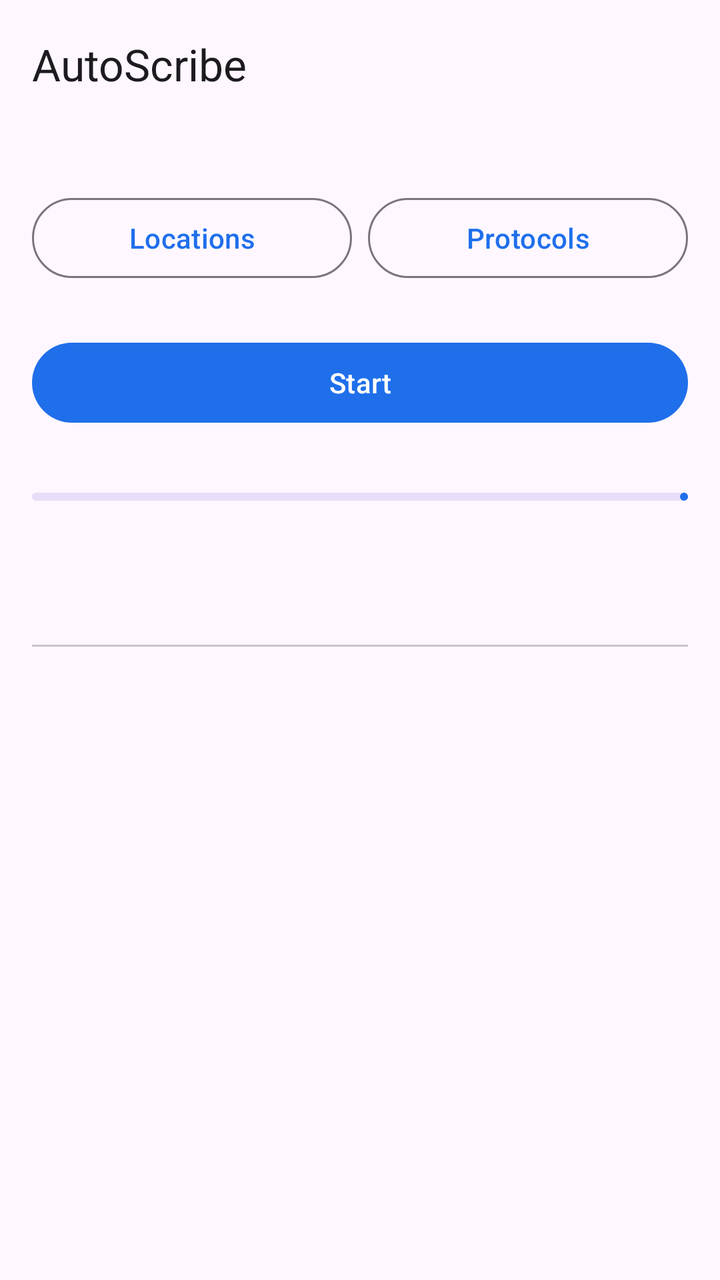
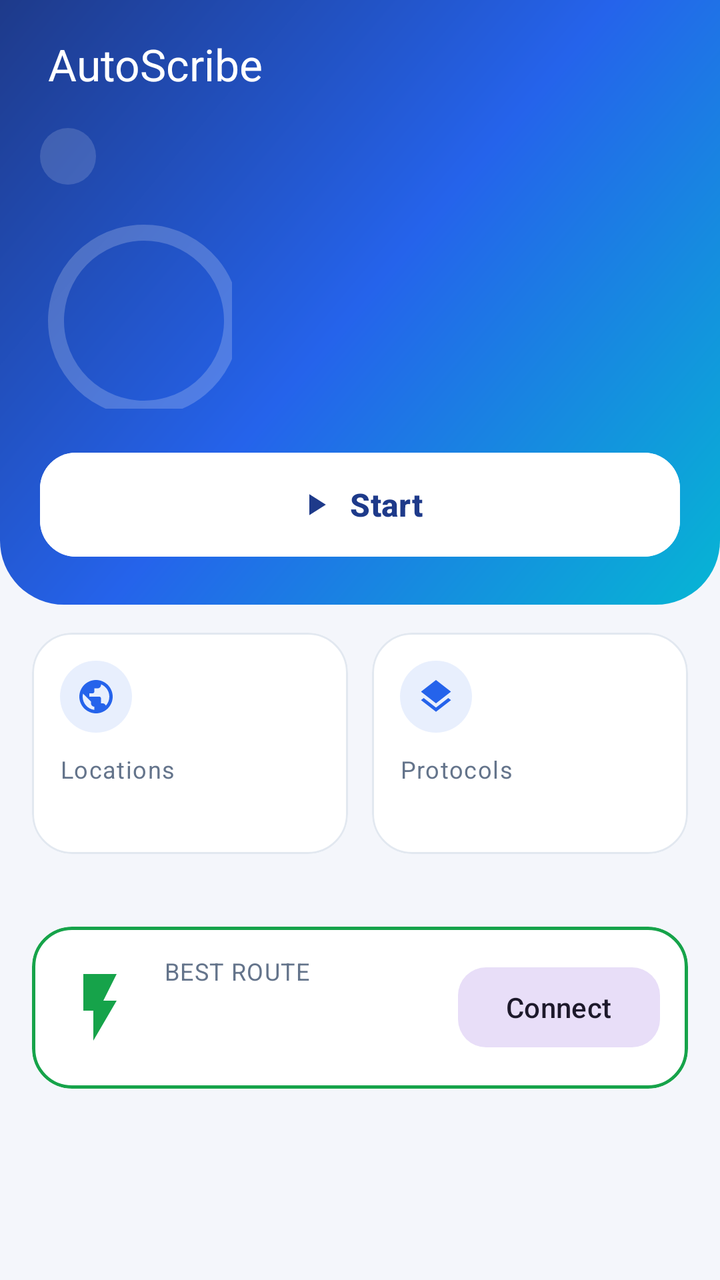

Screens rendered from an Android XML layout before and after an edit, with the pre-edit source and the edit as a unified diff.
<!-- AndroidManifest.xml: application theme Theme.AutoScribe -->
<!-- res/layout/activity_main.xml -->
<?xml version="1.0" encoding="utf-8"?>
<LinearLayout xmlns:android="http://schemas.android.com/apk/res/android"
    xmlns:app="http://schemas.android.com/apk/res-auto"
    android:layout_width="match_parent"
    android:layout_height="match_parent"
    android:fitsSystemWindows="true"
    android:orientation="vertical">

    <com.google.android.material.appbar.MaterialToolbar
        android:id="@+id/toolbar"
        android:layout_width="match_parent"
        android:layout_height="wrap_content"
        app:title="@string/app_name" />

    <LinearLayout
        android:layout_width="match_parent"
        android:layout_height="wrap_content"
        android:orientation="vertical"
        android:paddingHorizontal="16dp">

        <TextView
            android:id="@+id/serviceStatus"
            android:layout_width="match_parent"
            android:layout_height="wrap_content"
            android:background="?attr/selectableItemBackground"
            android:paddingVertical="6dp"
            android:textAppearance="?attr/textAppearanceBodyMedium" />

        <LinearLayout
            android:layout_width="match_parent"
            android:layout_height="wrap_content"
            android:orientation="horizontal">

            <com.google.android.material.button.MaterialButton
                android:id="@+id/btnLocations"
                style="@style/Widget.Material3.Button.OutlinedButton"
                android:layout_width="0dp"
                android:layout_height="wrap_content"
                android:layout_marginEnd="4dp"
                android:layout_weight="1"
                android:text="@string/locations" />

            <com.google.android.material.button.MaterialButton
                android:id="@+id/btnProtocols"
                style="@style/Widget.Material3.Button.OutlinedButton"
                android:layout_width="0dp"
                android:layout_height="wrap_content"
                android:layout_marginStart="4dp"
                android:layout_weight="1"
                android:text="@string/protocols" />
        </LinearLayout>

        <TextView
            android:id="@+id/planSummary"
            android:layout_width="match_parent"
            android:layout_height="wrap_content"
            android:textAppearance="?attr/textAppearanceBodySmall" />

        <com.google.android.material.button.MaterialButton
            android:id="@+id/btnStart"
            android:layout_width="match_parent"
            android:layout_height="wrap_content"
            android:layout_marginTop="8dp"
            android:text="@string/start" />

        <TextView
            android:id="@+id/currentStep"
            android:layout_width="match_parent"
            android:layout_height="wrap_content"
            android:paddingTop="6dp"
            android:textAppearance="?attr/textAppearanceBodyMedium" />

        <com.google.android.material.progressindicator.LinearProgressIndicator
            android:id="@+id/progress"
            android:layout_width="match_parent"
            android:layout_height="wrap_content"
            android:layout_marginVertical="6dp" />

        <TextView
            android:id="@+id/bestRoute"
            android:layout_width="match_parent"
            android:layout_height="wrap_content"
            android:textAppearance="?attr/textAppearanceTitleSmall" />

        <com.google.android.material.tabs.TabLayout
            android:id="@+id/tabs"
            android:layout_width="match_parent"
            android:layout_height="wrap_content" />
    </LinearLayout>

    <androidx.recyclerview.widget.RecyclerView
        android:id="@+id/list"
        android:layout_width="match_parent"
        android:layout_height="0dp"
        android:layout_weight="1"
        android:paddingHorizontal="8dp" />
</LinearLayout>
<!-- resources referenced by this layout -->
<resources>
  <style name="Theme.AutoScribe" parent="Theme.Material3.DayNight.NoActionBar">
          <item name="colorPrimary">#1F6FEB</item>
          <item name="colorOnPrimary">#FFFFFF</item>
      </style>
  <!-- unchanged entries left out for length: 4 -->
</resources>

<!-- the commit's change to res/layout/activity_main.xml (unified diff, before → after) -->
@@ -3,95 +3,306 @@
     xmlns:app="http://schemas.android.com/apk/res-auto"
     android:layout_width="match_parent"
     android:layout_height="match_parent"
-    android:fitsSystemWindows="true"
+    android:background="@color/bg"
     android:orientation="vertical">
 
-    <com.google.android.material.appbar.MaterialToolbar
-        android:id="@+id/toolbar"
+    
+    <LinearLayout
         android:layout_width="match_parent"
         android:layout_height="wrap_content"
-        app:title="@string/app_name" />
-
+        android:background="@drawable/bg_hero"
+        android:fitsSystemWindows="true"
+        android:orientation="vertical"
+        android:paddingHorizontal="20dp"
+        android:paddingBottom="20dp">
+
+        <com.google.android.material.appbar.MaterialToolbar
+            android:id="@+id/toolbar"
+            android:layout_width="match_parent"
+            android:layout_height="?attr/actionBarSize"
+            android:theme="@style/ThemeOverlay.Material3.Dark.ActionBar"
+            app:contentInsetStart="0dp"
+            app:title="@string/app_name"
+            app:titleTextColor="@color/on_hero" />
+
+        <TextView
+            android:id="@+id/serviceStatus"
+            android:layout_width="wrap_content"
+            android:layout_height="wrap_content"
+            android:background="@drawable/bg_chip"
+            android:paddingHorizontal="14dp"
+            android:paddingVertical="6dp"
+            android:textColor="@color/on_hero"
+            android:textSize="12sp" />
+
+        <LinearLayout
+            android:layout_width="match_parent"
+            android:layout_height="wrap_content"
+            android:layout_marginTop="16dp"
+            android:gravity="center_vertical"
+            android:orientation="horizontal">
+
+            <FrameLayout
+                android:layout_width="96dp"
+                android:layout_height="96dp">
+
+                <com.google.android.material.progressindicator.CircularProgressIndicator
+                    android:id="@+id/ring"
+                    android:layout_width="match_parent"
+                    android:layout_height="match_parent"
+                    app:indicatorColor="@color/on_hero"
+                    app:indicatorSize="96dp"
+                    app:trackColor="#33FFFFFF"
+                    app:trackCornerRadius="4dp"
+                    app:trackThickness="8dp" />
+
+                <TextView
+                    android:id="@+id/ringText"
+                    android:layout_width="wrap_content"
+                    android:layout_height="wrap_content"
+                    android:layout_gravity="center"
+                    android:gravity="center"
+                    android:textColor="@color/on_hero"
+                    android:textSize="18sp"
+                    android:textStyle="bold" />
+            </FrameLayout>
+
+            <LinearLayout
+                android:layout_width="0dp"
+                android:layout_height="wrap_content"
+                android:layout_marginStart="18dp"
+                android:layout_weight="1"
+                android:orientation="vertical">
+
+                <TextView
+                    android:id="@+id/stepTitle"
+                    android:layout_width="match_parent"
+                    android:layout_height="wrap_content"
+                    android:textColor="@color/on_hero"
+                    android:textSize="20sp"
+                    android:textStyle="bold" />
+
+                <TextView
+                    android:id="@+id/stepTarget"
+                    android:layout_width="match_parent"
+                    android:layout_height="wrap_content"
+                    android:layout_marginTop="4dp"
+                    android:maxLines="3"
+                    android:textColor="@color/on_hero_dim"
+                    android:textSize="13sp" />
+            </LinearLayout>
+        </LinearLayout>
+
+        <com.google.android.material.button.MaterialButton
+            android:id="@+id/btnStart"
+            android:layout_width="match_parent"
+            android:layout_height="60dp"
+            android:layout_marginTop="18dp"
+            android:backgroundTint="@color/on_hero"
+            android:text="@string/start"
+            android:textColor="@color/brand_dark"
+            android:textSize="16sp"
+            android:textStyle="bold"
+            app:cornerRadius="18dp"
+            app:icon="@drawable/ic_play"
+            app:iconGravity="textStart"
+            app:iconTint="@color/brand_dark" />
+    </LinearLayout>
+
+    
     <LinearLayout
         android:layout_width="match_parent"
         android:layout_height="wrap_content"
         android:orientation="vertical"
-        android:paddingHorizontal="16dp">
-
-        <TextView
-            android:id="@+id/serviceStatus"
-            android:layout_width="match_parent"
-            android:layout_height="wrap_content"
-            android:background="?attr/selectableItemBackground"
-            android:paddingVertical="6dp"
-            android:textAppearance="?attr/textAppearanceBodyMedium" />
+        android:paddingHorizontal="16dp"
+        android:paddingTop="14dp">
 
         <LinearLayout
             android:layout_width="match_parent"
             android:layout_height="wrap_content"
             android:orientation="horizontal">
 
-            <com.google.android.material.button.MaterialButton
-                android:id="@+id/btnLocations"
-                style="@style/Widget.Material3.Button.OutlinedButton"
+            <com.google.android.material.card.MaterialCardView
+                android:id="@+id/cardLocations"
                 android:layout_width="0dp"
                 android:layout_height="wrap_content"
-                android:layout_marginEnd="4dp"
+                android:layout_marginEnd="6dp"
                 android:layout_weight="1"
-                android:text="@string/locations" />
-
-            <com.google.android.material.button.MaterialButton
-                android:id="@+id/btnProtocols"
-                style="@style/Widget.Material3.Button.OutlinedButton"
+                android:clickable="true"
+                android:focusable="true">
+
+                <LinearLayout
+                    android:layout_width="match_parent"
+                    android:layout_height="wrap_content"
+                    android:orientation="vertical"
+                    android:padding="14dp">
+
+                    <ImageView
+                        android:layout_width="36dp"
+                        android:layout_height="36dp"
+                        android:background="@drawable/bg_icon"
+                        android:contentDescription="@null"
+                        android:padding="8dp"
+                        android:src="@drawable/ic_globe"
+                        app:tint="@color/brand" />
+
+                    <TextView
+                        style="@style/Label"
+                        android:layout_width="wrap_content"
+                        android:layout_height="wrap_content"
+                        android:layout_marginTop="10dp"
+                        android:text="@string/locations" />
+
+                    <TextView
+                        android:id="@+id/locationsValue"
+                        style="@style/Value"
+                        android:layout_width="match_parent"
+                        android:layout_height="wrap_content"
+                        android:maxLines="1"
+                        android:ellipsize="end" />
+                </LinearLayout>
+            </com.google.android.material.card.MaterialCardView>
+
+            <com.google.android.material.card.MaterialCardView
+                android:id="@+id/cardProtocols"
                 android:layout_width="0dp"
                 android:layout_height="wrap_content"
-                android:layout_marginStart="4dp"
+                android:layout_marginStart="6dp"
                 android:layout_weight="1"
-                android:text="@string/protocols" />
+                android:clickable="true"
+                android:focusable="true">
+
+                <LinearLayout
+                    android:layout_width="match_parent"
+                    android:layout_height="wrap_content"
+                    android:orientation="vertical"
+                    android:padding="14dp">
+
+                    <ImageView
+                        android:layout_width="36dp"
+                        android:layout_height="36dp"
+                        android:background="@drawable/bg_icon"
+                        android:contentDescription="@null"
+                        android:padding="8dp"
+                        android:src="@drawable/ic_layers"
+                        app:tint="@color/brand" />
+
+                    <TextView
+                        style="@style/Label"
+                        android:layout_width="wrap_content"
+                        android:layout_height="wrap_content"
+                        android:layout_marginTop="10dp"
+                        android:text="@string/protocols" />
+
+                    <TextView
+                        android:id="@+id/protocolsValue"
+                        style="@style/Value"
+                        android:layout_width="match_parent"
+                        android:layout_height="wrap_content"
+                        android:maxLines="1"
+                        android:ellipsize="end" />
+                </LinearLayout>
+            </com.google.android.material.card.MaterialCardView>
         </LinearLayout>
 
         <TextView
             android:id="@+id/planSummary"
-            android:layout_width="match_parent"
-            android:layout_height="wrap_content"
-            android:textAppearance="?attr/textAppearanceBodySmall" />
-
-        <com.google.android.material.button.MaterialButton
-            android:id="@+id/btnStart"
+            style="@style/Label"
             android:layout_width="match_parent"
             android:layout_height="wrap_content"
             android:layout_marginTop="8dp"
-            android:text="@string/start" />
-
-        <TextView
-            android:id="@+id/currentStep"
-            android:layout_width="match_parent"
-            android:layout_height="wrap_content"
-            android:paddingTop="6dp"
-            android:textAppearance="?attr/textAppearanceBodyMedium" />
-
-        <com.google.android.material.progressindicator.LinearProgressIndicator
-            android:id="@+id/progress"
-            android:layout_width="match_parent"
-            android:layout_height="wrap_content"
-            android:layout_marginVertical="6dp" />
-
-        <TextView
-            android:id="@+id/bestRoute"
-            android:layout_width="match_parent"
-            android:layout_height="wrap_content"
-            android:textAppearance="?attr/textAppearanceTitleSmall" />
+            android:gravity="center" />
+
+        <com.google.android.material.card.MaterialCardView
+            android:id="@+id/bestCard"
+            android:layout_width="match_parent"
+            android:layout_height="wrap_content"
+            android:layout_marginTop="12dp"
+            app:strokeColor="@color/good"
+            app:strokeWidth="1.5dp">
+
+            <LinearLayout
+                android:layout_width="match_parent"
+                android:layout_height="wrap_content"
+                android:gravity="center_vertical"
+                android:orientation="horizontal"
+                android:padding="14dp">
+
+                <ImageView
+                    android:layout_width="40dp"
+                    android:layout_height="40dp"
+                    android:contentDescription="@null"
+                    android:src="@drawable/ic_bolt"
+                    app:tint="@color/good" />
+
+                <LinearLayout
+                    android:layout_width="0dp"
+                    android:layout_height="wrap_content"
+                    android:layout_marginStart="12dp"
+                    android:layout_weight="1"
+                    android:orientation="vertical">
+
+                    <TextView
+                        style="@style/Label"
+                        android:layout_width="wrap_content"
+                        android:layout_height="wrap_content"
+                        android:text="@string/best_label" />
+
+                    <TextView
+                        android:id="@+id/bestTitle"
+                        style="@style/Value"
+                        android:layout_width="match_parent"
+                        android:layout_height="wrap_content" />
+
+                    <TextView
+                        android:id="@+id/bestSubtitle"
+                        style="@style/Label"
+                        android:layout_width="match_parent"
+                        android:layout_height="wrap_content" />
+                </LinearLayout>
+
+                <com.google.android.material.button.MaterialButton
+                    android:id="@+id/btnConnectBest"
+                    style="@style/Widget.Material3.Button.TonalButton"
+                    android:layout_width="wrap_content"
+                    android:layout_height="wrap_content"
+                    android:text="@string/connect"
+                    app:cornerRadius="14dp" />
+            </LinearLayout>
+        </com.google.android.material.card.MaterialCardView>
 
         <com.google.android.material.tabs.TabLayout
             android:id="@+id/tabs"
             android:layout_width="match_parent"
-            android:layout_height="wrap_content" />
+            android:layout_height="wrap_content"
+            android:layout_marginTop="6dp"
+            android:background="@android:color/transparent"
+            app:tabIndicatorFullWidth="false"
+            app:tabSelectedTextColor="@color/brand"
+            app:tabTextColor="@color/text_secondary" />
     </LinearLayout>
 
-    <androidx.recyclerview.widget.RecyclerView
-        android:id="@+id/list"
+    <FrameLayout
         android:layout_width="match_parent"
         android:layout_height="0dp"
-        android:layout_weight="1"
-        android:paddingHorizontal="8dp" />
+        android:layout_weight="1">
+
+        <androidx.recyclerview.widget.RecyclerView
+            android:id="@+id/list"
+            android:layout_width="match_parent"
+            android:layout_height="match_parent"
+            android:clipToPadding="false"
+            android:paddingHorizontal="16dp"
+            android:paddingBottom="16dp" />
+
+        <TextView
+            android:id="@+id/empty"
+            android:layout_width="match_parent"
+            android:layout_height="wrap_content"
+            android:layout_gravity="center"
+            android:gravity="center"
+            android:padding="32dp"
+            android:text="@string/empty_results"
+            android:textColor="@color/text_secondary" />
+    </FrameLayout>
 </LinearLayout>
<!-- resource entries referenced after the edit -->
@@ -1,8 +1,100 @@
 <!-- resources referenced by this layout -->
 <resources>
+  <color name="bg">#F4F6FB</color>
+  <color name="brand">#2563EB</color>
+  <color name="brand_dark">#1E3A8A</color>
+  <color name="good">#16A34A</color>
+  <color name="on_hero">#FFFFFF</color>
+  <color name="on_hero_dim">#CCFFFFFF</color>
+  <color name="text_secondary">#64748B</color>
+  <!-- drawable bg_chip (drawable) -->
+  <?xml version="1.0" encoding="utf-8"?>
+  <shape xmlns:android="http://schemas.android.com/apk/res/android">
+      <solid android:color="#26FFFFFF" />
+      <corners android:radius="100dp" />
+  </shape>
+  <!-- drawable bg_hero (drawable) -->
+  <?xml version="1.0" encoding="utf-8"?>
+  <shape xmlns:android="http://schemas.android.com/apk/res/android">
+      <gradient android:angle="315" android:startColor="@color/brand_dark"
+          android:centerColor="@color/brand" android:endColor="@color/brand_accent" />
+      <corners android:bottomLeftRadius="32dp" android:bottomRightRadius="32dp" />
+  </shape>
+  <!-- drawable bg_icon (drawable) -->
+  <?xml version="1.0" encoding="utf-8"?>
+  <shape xmlns:android="http://schemas.android.com/apk/res/android" android:shape="oval">
+      <solid android:color="#1A2563EB" />
+  </shape>
+  <!-- drawable ic_bolt (drawable) -->
+  <?xml version="1.0" encoding="utf-8"?>
+  <vector xmlns:android="http://schemas.android.com/apk/res/android"
+      android:width="24dp" android:height="24dp" android:viewportWidth="24" android:viewportHeight="24"
+      android:tint="?attr/colorControlNormal">
+      <path android:fillColor="#FFFFFFFF" android:pathData="M7,2v11h3v9l7,-12h-4l4,-8z" />
+  </vector>
+  <!-- drawable ic_globe (drawable) -->
+  <?xml version="1.0" encoding="utf-8"?>
+  <vector xmlns:android="http://schemas.android.com/apk/res/android"
+      android:width="24dp" android:height="24dp" android:viewportWidth="24" android:viewportHeight="24"
+      android:tint="?attr/colorControlNormal">
+      <path android:fillColor="#FFFFFFFF" android:pathData="M12,2C6.48,2 2,6.48 2,12s4.48,10 10,10 10,-4.48 10,-10S17.52,2 12,2zM11,19.93c-3.95,-0.49 -7,-3.85 -7,-7.93 0,-0.62 0.08,-1.21 0.21,-1.79L9,15v1c0,1.1 0.9,2 2,2v1.93zM17.9,17.39c-0.26,-0.81 -1,-1.39 -1.9,-1.39h-1v-3c0,-0.55 -0.45,-1 -1,-1L8,12v-2h2c0.55,0 1,-0.45 1,-1L11,7h2c1.1,0 2,-0.9 2,-2v-0.41c2.93,1.19 5,4.06 5,7.41 0,2.08 -0.8,3.97 -2.1,5.39z" />
+  </vector>
+  <!-- drawable ic_layers (drawable) -->
+  <?xml version="1.0" encoding="utf-8"?>
+  <vector xmlns:android="http://schemas.android.com/apk/res/android"
+      android:width="24dp" android:height="24dp" android:viewportWidth="24" android:viewportHeight="24"
+      android:tint="?attr/colorControlNormal">
+      <path android:fillColor="#FFFFFFFF" android:pathData="M11.99,18.54l-7.37,-5.73L3,14.07l9,7 9,-7 -1.63,-1.27 -7.38,5.74zM12,16l7.36,-5.73L21,9l-9,-7 -9,7 1.63,1.27L12,16z" />
+  </vector>
+  <!-- drawable ic_play (drawable) -->
+  <?xml version="1.0" encoding="utf-8"?>
+  <vector xmlns:android="http://schemas.android.com/apk/res/android"
+      android:width="24dp" android:height="24dp" android:viewportWidth="24" android:viewportHeight="24"
+      android:tint="?attr/colorControlNormal">
+      <path android:fillColor="#FFFFFFFF" android:pathData="M8,5v14l11,-7z" />
+  </vector>
+  <string name="best_label">BEST ROUTE</string>
+  <string name="connect">Connect</string>
+  <string name="empty_results">No results yet. Pick locations and protocols, then tap Start.</string>
+  <style name="Label">
+          <item name="android:textSize">12sp</item>
+          <item name="android:textColor">@color/text_secondary</item>
+          <item name="android:letterSpacing">0.04</item>
+      </style>
+  <style name="Value">
+          <item name="android:textSize">15sp</item>
+          <item name="android:textStyle">bold</item>
+          <item name="android:textColor">@color/text_primary</item>
+      </style>
   <style name="Theme.AutoScribe" parent="Theme.Material3.DayNight.NoActionBar">
-          <item name="colorPrimary">#1F6FEB</item>
+          <item name="colorPrimary">@color/brand</item>
           <item name="colorOnPrimary">#FFFFFF</item>
+          <item name="colorSecondary">@color/brand_accent</item>
+          <item name="colorSurface">@color/surface</item>
+          <item name="colorOnSurface">@color/text_primary</item>
+          <item name="colorOnSurfaceVariant">@color/text_secondary</item>
+          <item name="colorOutline">@color/outline</item>
+          <item name="android:colorBackground">@color/bg</item>
+          <item name="android:windowBackground">@color/bg</item>
+          <item name="android:statusBarColor">@color/brand_dark</item>
+          <item name="android:windowLightStatusBar">false</item>
+          <item name="materialCardViewStyle">@style/Card</item>
+          <item name="materialAlertDialogTheme">@style/Dialog</item>
+      </style>
+  <color name="brand_accent">#06B6D4</color>
+  <color name="text_primary">#0F172A</color>
+  <color name="surface">#FFFFFF</color>
+  <color name="outline">#E2E8F0</color>
+  <style name="Card" parent="Widget.Material3.CardView.Outlined">
+          <item name="cardCornerRadius">20dp</item>
+          <item name="cardBackgroundColor">@color/surface</item>
+          <item name="strokeColor">@color/outline</item>
+      </style>
+  <style name="Dialog" parent="ThemeOverlay.Material3.MaterialAlertDialog">
+          <item name="shapeAppearanceOverlay">@style/DialogShape</item>
+      </style>
+  <style name="DialogShape">
+          <item name="cornerSize">28dp</item>
       </style>
   <!-- unchanged entries left out for length: 4 -->
 </resources>
